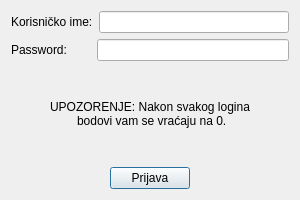
The window that login.ui (AdnanBabajic/Quiz-uniproject) describes before a commit, drawn with Qt 5.
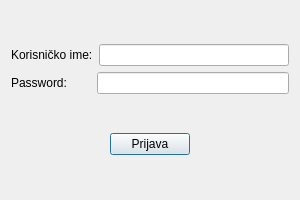
The same window after the commit.

What changed in the file:
```diff
--- a/login.ui
+++ b/login.ui
@@ -54,20 +54,6 @@
      </item>
     </layout>
    </item>
-   <item>
-    <widget class="QLabel" name="label_3">
-     <property name="frameShape">
-      <enum>QFrame::NoFrame</enum>
-     </property>
-     <property name="text">
-      <string>UPOZORENJE: Nakon svakog logina
- bodovi vam se vraćaju na 0.</string>
-     </property>
-     <property name="alignment">
-      <set>Qt::AlignCenter</set>
-     </property>
-    </widget>
-   </item>
    <item>
     <layout class="QHBoxLayout" name="horizontalLayout_4">
      <item>
```
